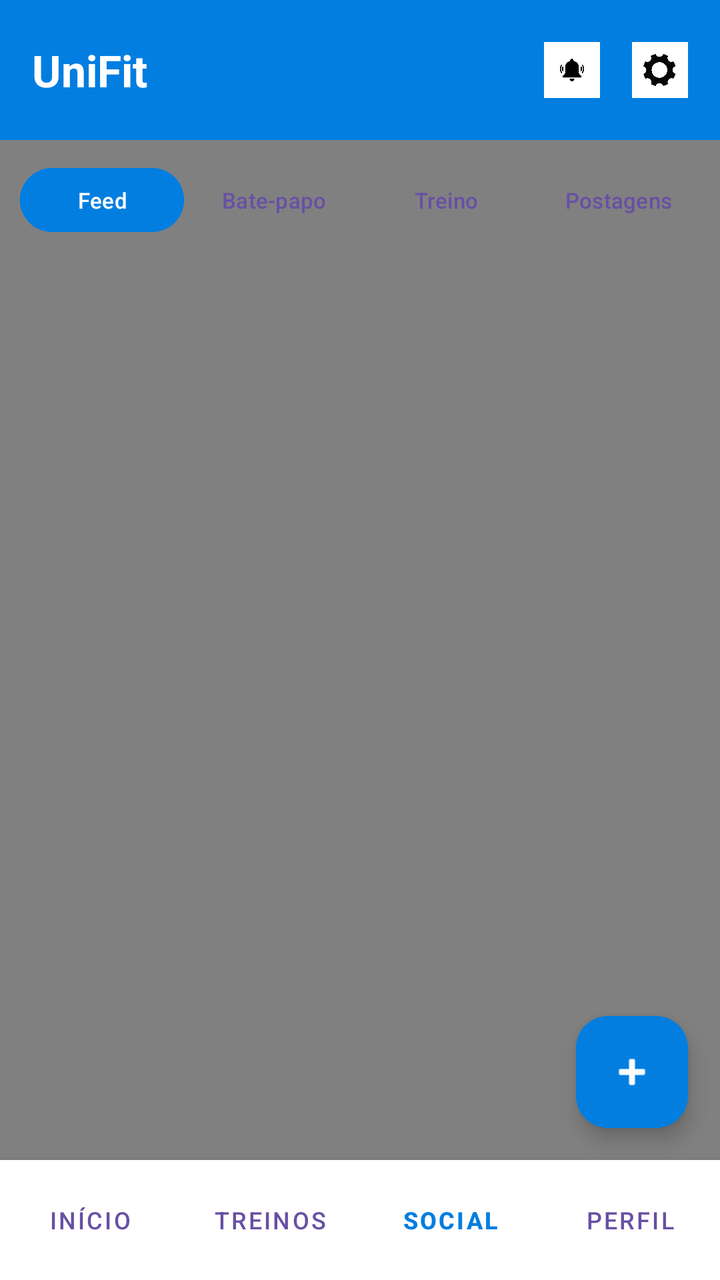
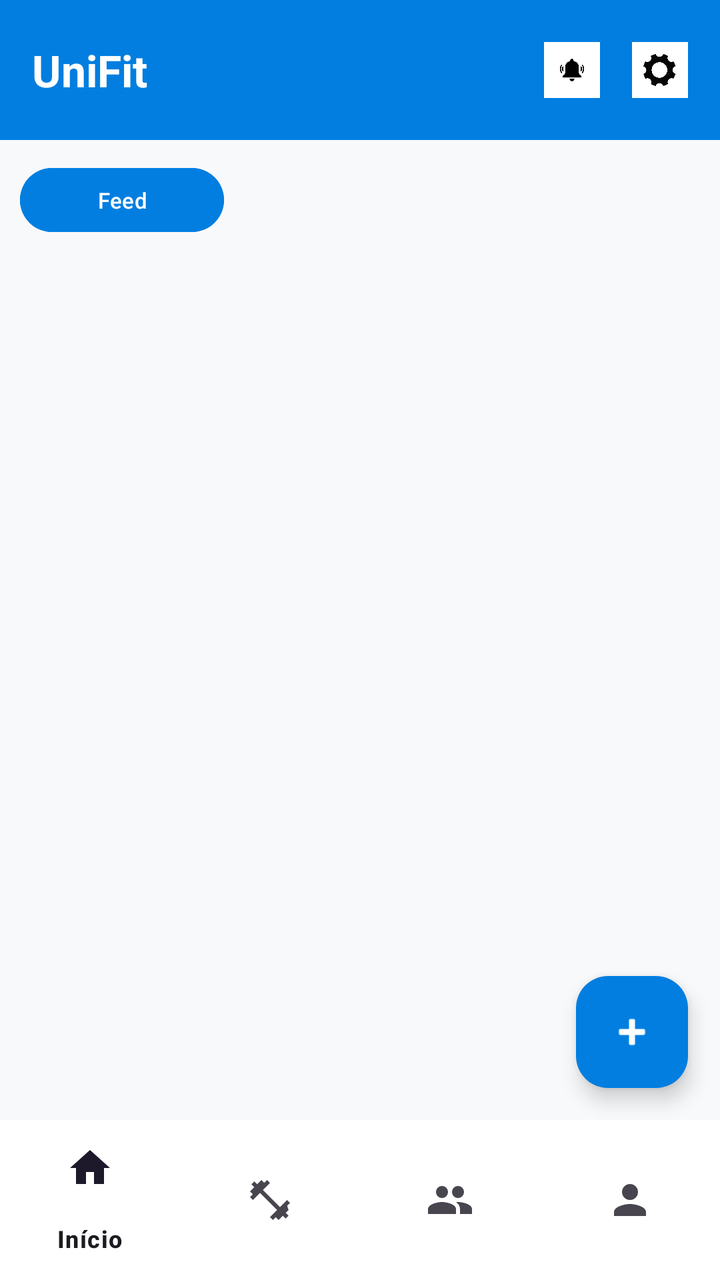

Compare the two renders of this Android layout. The source of the first and the diff that turns it into the second are given below.
<!-- AndroidManifest.xml: application theme Theme.MyApplication -->
<!-- res/layout/activity_feed.xml -->
<?xml version="1.0" encoding="utf-8"?>
<androidx.constraintlayout.widget.ConstraintLayout
    xmlns:android="http://schemas.android.com/apk/res/android"
    xmlns:app="http://schemas.android.com/apk/res-auto"
    xmlns:tools="http://schemas.android.com/tools"
    android:layout_width="match_parent"
    android:layout_height="match_parent"
    android:background="@color/gray">
    <RelativeLayout
        android:id="@+id/header"
        android:layout_width="match_parent"
        android:layout_height="70dp"
        android:background="@color/blue"
        android:padding="16dp"
        app:layout_constraintTop_toTopOf="parent">
        <TextView
            android:id="@+id/txt_logo_placeholder"
            android:layout_width="wrap_content"
            android:layout_height="wrap_content"
            android:layout_centerVertical="true"
            android:text="UniFit"
            android:textColor="@color/white"
            android:textSize="22sp"
            android:textStyle="bold" />
        <ImageView
            android:id="@+id/btn_config_header"
            android:layout_width="28dp"
            android:layout_height="28dp"
            android:layout_alignParentEnd="true"
            android:layout_centerVertical="true"
            android:clickable="false"
            android:focusable="false"
            android:src="@drawable/configuracoes" />
        <ImageView
            android:id="@+id/btn_notificacao_header"
            android:layout_width="28dp"
            android:layout_height="28dp"
            android:layout_centerVertical="true"
            android:layout_marginEnd="16dp"
            android:layout_toStartOf="@id/btn_config_header"
            android:clickable="false"
            android:focusable="false"
            android:src="@drawable/notificacao" />
    </RelativeLayout>
    <LinearLayout
        android:id="@+id/layout_blocos_superiores"
        android:layout_width="0dp"
        android:layout_height="wrap_content"
        android:orientation="horizontal"
        android:padding="8dp"
        android:weightSum="4"
        app:layout_constraintEnd_toEndOf="parent"
        app:layout_constraintStart_toStartOf="parent"
        app:layout_constraintTop_toBottomOf="@id/header">
        <Button
            android:id="@+id/btn_bloco_feed"
            style="?android:attr/buttonBarButtonStyle"
            android:layout_width="0dp"
            android:layout_height="40dp"
            android:layout_margin="2dp"
            android:layout_weight="1"
            android:backgroundTint="@color/blue"
            android:padding="0dp"
            android:text="Feed"
            android:textAllCaps="false"
            android:textColor="@color/white"
            android:textSize="11sp" />
        <Button
            android:id="@+id/btn_bloco_batepapo"
            style="?android:attr/buttonBarButtonStyle"
            android:layout_width="0dp"
            android:layout_height="40dp"
            android:layout_margin="2dp"
            android:layout_weight="1"
            android:padding="0dp"
            android:text="Bate-papo"
            android:textAllCaps="false"
            android:textSize="11sp" />
        <Button
            android:id="@+id/btn_bloco_treino"
            style="?android:attr/buttonBarButtonStyle"
            android:layout_width="0dp"
            android:layout_height="40dp"
            android:layout_margin="2dp"
            android:layout_weight="1"
            android:padding="0dp"
            android:text="Treino"
            android:textAllCaps="false"
            android:textSize="11sp" />
        <Button
            android:id="@+id/btn_bloco_postagens"
            style="?android:attr/buttonBarButtonStyle"
            android:layout_width="0dp"
            android:layout_height="40dp"
            android:layout_margin="2dp"
            android:layout_weight="1"
            android:padding="0dp"
            android:text="Postagens"
            android:textAllCaps="false"
            android:textSize="11sp" />
    </LinearLayout>

    <androidx.recyclerview.widget.RecyclerView
        android:id="@+id/recycler_feed"
        android:layout_width="0dp"
        android:layout_height="0dp"
        android:clipToPadding="false"
        android:paddingBottom="12dp"
        app:layout_constraintBottom_toTopOf="@id/layout_barra_inferior"
        app:layout_constraintEnd_toEndOf="parent"
        app:layout_constraintHorizontal_bias="0.0"
        app:layout_constraintStart_toStartOf="parent"
        app:layout_constraintTop_toBottomOf="@id/layout_blocos_superiores"
        app:layout_constraintVertical_bias="0.0"
        tools:listitem="@layout/item_postagem" />

    <com.google.android.material.floatingactionbutton.FloatingActionButton
        android:id="@+id/fab_criar_post"
        android:layout_width="wrap_content"
        android:layout_height="wrap_content"
        android:layout_margin="16dp"
        android:contentDescription="Criar Postagem"
        android:src="@android:drawable/ic_input_add"
        app:backgroundTint="@color/blue"
        app:layout_constraintBottom_toTopOf="@id/layout_barra_inferior"
        app:layout_constraintEnd_toEndOf="parent"
        app:tint="@color/white" />
    <LinearLayout
        android:id="@+id/layout_barra_inferior"
        android:layout_width="0dp"
        android:layout_height="60dp"
        android:background="@color/white"
        android:elevation="10dp"
        android:gravity="center"
        android:orientation="horizontal"
        android:weightSum="4"
        app:layout_constraintBottom_toBottomOf="parent"
        app:layout_constraintEnd_toEndOf="parent"
        app:layout_constraintStart_toStartOf="parent">
        <Button
            android:id="@+id/nav_inicio"
            style="@style/Widget.MaterialComponents.Button.TextButton"
            android:layout_width="0dp"
            android:layout_height="match_parent"
            android:layout_weight="1"
            android:text="Início"
            android:textSize="12sp" />
        <Button
            android:id="@+id/nav_treinos"
            style="@style/Widget.MaterialComponents.Button.TextButton"
            android:layout_width="0dp"
            android:layout_height="match_parent"
            android:layout_weight="1"
            android:text="Treinos"
            android:textSize="12sp" />
        <Button
            android:id="@+id/nav_social"
            style="@style/Widget.MaterialComponents.Button.TextButton"
            android:layout_width="0dp"
            android:layout_height="match_parent"
            android:layout_weight="1"
            android:text="Social"
            android:textColor="@color/blue"
            android:textSize="12sp"
            android:textStyle="bold" />
        <Button
            android:id="@+id/nav_perfil"
            style="@style/Widget.MaterialComponents.Button.TextButton"
            android:layout_width="0dp"
            android:layout_height="match_parent"
            android:layout_weight="1"
            android:text="Perfil"
            android:textSize="12sp" />
    </LinearLayout>
</androidx.constraintlayout.widget.ConstraintLayout>
<!-- res/layout/item_postagem.xml (included above) -->
<?xml version="1.0" encoding="utf-8"?>
<androidx.cardview.widget.CardView
    xmlns:android="http://schemas.android.com/apk/res/android"
    xmlns:app="http://schemas.android.com/apk/res-auto"
    android:layout_width="match_parent"
    android:layout_height="wrap_content"
    android:layout_margin="8dp"
    app:cardCornerRadius="12dp"
    app:cardElevation="4dp" >

    <LinearLayout
        android:layout_width="match_parent"
        android:layout_height="wrap_content"
        android:orientation="vertical"
        android:padding="12dp" >

        <LinearLayout
            android:layout_width="match_parent"
            android:layout_height="wrap_content"
            android:gravity="center_vertical"
            android:orientation="horizontal" >

            <ImageView
                android:id="@+id/foto_perfil"
                android:layout_width="40dp"
                android:layout_height="40dp"
                android:src="@drawable/foto_perfil" />

            <TextView
                android:id="@+id/txt_nome_usuario"
                android:layout_width="0dp"
                android:layout_height="wrap_content"
                android:layout_weight="1"
                android:layout_marginStart="8dp"
                android:text="Nome do Usuário"
                android:textStyle="bold"
                android:textColor="@color/black" />
        </LinearLayout>

        <TextView
            android:id="@+id/txt_legenda"
            android:layout_width="match_parent"
            android:layout_height="wrap_content"
            android:layout_marginTop="8dp"
            android:text="Treino do dia concluído!" />

        <ImageView
            android:id="@+id/img_postagem"
            android:layout_width="match_parent"
            android:layout_height="200dp"
            android:layout_marginTop="8dp"
            android:scaleType="centerCrop"
            android:src="@drawable/foto_postagem" />

        <LinearLayout
            android:layout_width="wrap_content"
            android:layout_height="wrap_content"
            android:layout_marginTop="8dp"
            android:gravity="center_vertical"
            android:orientation="horizontal" >

            <ImageView
                android:id="@+id/btn_curtir"
                android:layout_width="24dp"
                android:layout_height="24dp"
                android:src="@drawable/coracao" />

            <TextView
                android:id="@+id/txt_curtidas"
                android:layout_width="wrap_content"
                android:layout_height="wrap_content"
                android:layout_marginStart="6dp"
                android:text="142" />
        </LinearLayout>

    </LinearLayout>
</androidx.cardview.widget.CardView>
<!-- resources referenced by this layout -->
<resources>
  <color name="black">#FF000000</color>
  <color name="blue">#017EE0</color>
  <color name="gray">#808080</color>
  <color name="white">#FFFFFFFF</color>
  <!-- drawable configuracoes: jpg bitmap (drawable, 12682 bytes) -->
  <!-- drawable coracao: jpg bitmap (drawable, 11236 bytes) -->
  <!-- drawable foto_perfil: jpg bitmap (drawable, 4000 bytes) -->
  <!-- drawable foto_postagem: jpeg bitmap (drawable, 142277 bytes) -->
  <!-- drawable notificacao: jpg bitmap (drawable, 8231 bytes) -->
  <style name="Theme.MyApplication" parent="Base.Theme.MyApplication" />
  <style name="Base.Theme.MyApplication" parent="Theme.Material3.DayNight.NoActionBar">
          
          
      </style>
</resources>

<!-- the commit's change to res/layout/activity_feed.xml (unified diff, before → after) -->
@@ -5,7 +5,8 @@
     xmlns:tools="http://schemas.android.com/tools"
     android:layout_width="match_parent"
     android:layout_height="match_parent"
-    android:background="@color/gray">
+    android:background="#F8F9FA">
+
     <RelativeLayout
         android:id="@+id/header"
         android:layout_width="match_parent"
@@ -42,20 +43,22 @@
             android:focusable="false"
             android:src="@drawable/notificacao" />
     </RelativeLayout>
+
     <LinearLayout
         android:id="@+id/layout_blocos_superiores"
         android:layout_width="0dp"
         android:layout_height="wrap_content"
-        android:orientation="horizontal"
+        android:orientation="vertical"
         android:padding="8dp"
         android:weightSum="4"
         app:layout_constraintEnd_toEndOf="parent"
         app:layout_constraintStart_toStartOf="parent"
         app:layout_constraintTop_toBottomOf="@id/header">
+
         <Button
             android:id="@+id/btn_bloco_feed"
             style="?android:attr/buttonBarButtonStyle"
-            android:layout_width="0dp"
+            android:layout_width="102dp"
             android:layout_height="40dp"
             android:layout_margin="2dp"
             android:layout_weight="1"
@@ -65,39 +68,7 @@
             android:textAllCaps="false"
             android:textColor="@color/white"
             android:textSize="11sp" />
-        <Button
-            android:id="@+id/btn_bloco_batepapo"
-            style="?android:attr/buttonBarButtonStyle"
-            android:layout_width="0dp"
-            android:layout_height="40dp"
-            android:layout_margin="2dp"
-            android:layout_weight="1"
-            android:padding="0dp"
-            android:text="Bate-papo"
-            android:textAllCaps="false"
-            android:textSize="11sp" />
-        <Button
-            android:id="@+id/btn_bloco_treino"
-            style="?android:attr/buttonBarButtonStyle"
-            android:layout_width="0dp"
-            android:layout_height="40dp"
-            android:layout_margin="2dp"
-            android:layout_weight="1"
-            android:padding="0dp"
-            android:text="Treino"
-            android:textAllCaps="false"
-            android:textSize="11sp" />
-        <Button
-            android:id="@+id/btn_bloco_postagens"
-            style="?android:attr/buttonBarButtonStyle"
-            android:layout_width="0dp"
-            android:layout_height="40dp"
-            android:layout_margin="2dp"
-            android:layout_weight="1"
-            android:padding="0dp"
-            android:text="Postagens"
-            android:textAllCaps="false"
-            android:textSize="11sp" />
+
     </LinearLayout>
 
     <androidx.recyclerview.widget.RecyclerView
@@ -106,12 +77,10 @@
         android:layout_height="0dp"
         android:clipToPadding="false"
         android:paddingBottom="12dp"
-        app:layout_constraintBottom_toTopOf="@id/layout_barra_inferior"
+        app:layout_constraintBottom_toTopOf="@id/bottomNavigationView"
         app:layout_constraintEnd_toEndOf="parent"
-        app:layout_constraintHorizontal_bias="0.0"
         app:layout_constraintStart_toStartOf="parent"
         app:layout_constraintTop_toBottomOf="@id/layout_blocos_superiores"
-        app:layout_constraintVertical_bias="0.0"
         tools:listitem="@layout/item_postagem" />
 
     <com.google.android.material.floatingactionbutton.FloatingActionButton
@@ -122,56 +91,21 @@
         android:contentDescription="Criar Postagem"
         android:src="@android:drawable/ic_input_add"
         app:backgroundTint="@color/blue"
-        app:layout_constraintBottom_toTopOf="@id/layout_barra_inferior"
+        app:layout_constraintBottom_toTopOf="@id/bottomNavigationView"
         app:layout_constraintEnd_toEndOf="parent"
         app:tint="@color/white" />
-    <LinearLayout
-        android:id="@+id/layout_barra_inferior"
+
+    <com.google.android.material.bottomnavigation.BottomNavigationView
+        android:id="@+id/bottomNavigationView"
         android:layout_width="0dp"
-        android:layout_height="60dp"
+        android:layout_height="wrap_content"
         android:background="@color/white"
-        android:elevation="10dp"
-        android:gravity="center"
-        android:orientation="horizontal"
-        android:weightSum="4"
+        app:elevation="8dp"
+        app:menu="@menu/bottom_nav_menu"
         app:layout_constraintBottom_toBottomOf="parent"
         app:layout_constraintEnd_toEndOf="parent"
-        app:layout_constraintStart_toStartOf="parent">
-        <Button
-            android:id="@+id/nav_inicio"
-            style="@style/Widget.MaterialComponents.Button.TextButton"
-            android:layout_width="0dp"
-            android:layout_height="match_parent"
-            android:layout_weight="1"
-            android:text="Início"
-            android:textSize="12sp" />
-        <Button
-            android:id="@+id/nav_treinos"
-            style="@style/Widget.MaterialComponents.Button.TextButton"
-            android:layout_width="0dp"
-            android:layout_height="match_parent"
-            android:layout_weight="1"
-            android:text="Treinos"
-            android:textSize="12sp" />
-        <Button
-            android:id="@+id/nav_social"
-            style="@style/Widget.MaterialComponents.Button.TextButton"
-            android:layout_width="0dp"
-            android:layout_height="match_parent"
-            android:layout_weight="1"
-            android:text="Social"
-            android:textColor="@color/blue"
-            android:textSize="12sp"
-            android:textStyle="bold" />
-        <Button
-            android:id="@+id/nav_perfil"
-            style="@style/Widget.MaterialComponents.Button.TextButton"
-            android:layout_width="0dp"
-            android:layout_height="match_parent"
-            android:layout_weight="1"
-            android:text="Perfil"
-            android:textSize="12sp" />
-    </LinearLayout>
+        app:layout_constraintStart_toStartOf="parent" />
+
 </androidx.constraintlayout.widget.ConstraintLayout>
 <!-- res/layout/item_postagem.xml (included above) -->
 <?xml version="1.0" encoding="utf-8"?>
<!-- resource entries referenced after the edit -->
@@ -2,7 +2,6 @@
 <resources>
   <color name="black">#FF000000</color>
   <color name="blue">#017EE0</color>
-  <color name="gray">#808080</color>
   <color name="white">#FFFFFFFF</color>
   <!-- drawable configuracoes: jpg bitmap (drawable, 12682 bytes) -->
   <!-- drawable coracao: jpg bitmap (drawable, 11236 bytes) -->
